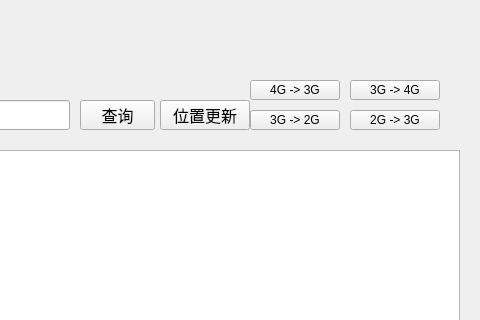
Above: DHLR.ui from winsphinx/DHLR before the change; both pictures show x 320 to 800 and y 0 to 320 of the 800 by 600 pixel window. Below: the same form after it.
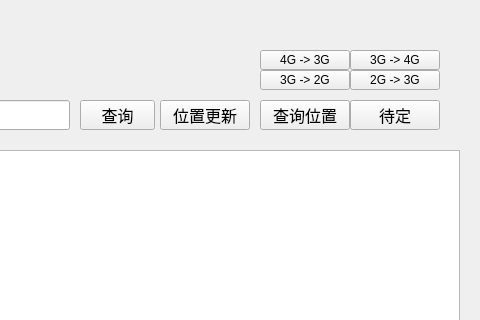
That is the form after the change. Icons and pictures are not drawn.

Commit message: add a function to query

The edit to the form file:
```diff
--- a/DHLR.ui
+++ b/DHLR.ui
@@ -128,8 +128,8 @@
    <widget class="QPushButton" name="btn4to3">
     <property name="geometry">
      <rect>
-      <x>570</x>
-      <y>80</y>
+      <x>580</x>
+      <y>50</y>
       <width>90</width>
       <height>20</height>
      </rect>
@@ -141,8 +141,8 @@
    <widget class="QPushButton" name="btn3to2">
     <property name="geometry">
      <rect>
-      <x>570</x>
-      <y>110</y>
+      <x>580</x>
+      <y>70</y>
       <width>90</width>
       <height>20</height>
      </rect>
@@ -161,7 +161,7 @@
     <property name="geometry">
      <rect>
       <x>670</x>
-      <y>80</y>
+      <y>50</y>
       <width>90</width>
       <height>20</height>
      </rect>
@@ -174,7 +174,7 @@
     <property name="geometry">
      <rect>
       <x>670</x>
-      <y>110</y>
+      <y>70</y>
       <width>90</width>
       <height>20</height>
      </rect>
@@ -183,6 +183,42 @@
      <string>2G -&gt; 3G</string>
     </property>
    </widget>
+   <widget class="QPushButton" name="btnQueryOther">
+    <property name="geometry">
+     <rect>
+      <x>580</x>
+      <y>100</y>
+      <width>90</width>
+      <height>30</height>
+     </rect>
+    </property>
+    <property name="font">
+     <font>
+      <pointsize>12</pointsize>
+     </font>
+    </property>
+    <property name="text">
+     <string>查询位置</string>
+    </property>
+   </widget>
+   <widget class="QPushButton" name="btnNO">
+    <property name="geometry">
+     <rect>
+      <x>670</x>
+      <y>100</y>
+      <width>90</width>
+      <height>30</height>
+     </rect>
+    </property>
+    <property name="font">
+     <font>
+      <pointsize>12</pointsize>
+     </font>
+    </property>
+    <property name="text">
+     <string>待定</string>
+    </property>
+   </widget>
   </widget>
   <widget class="QMenuBar" name="menubar">
    <property name="geometry">
```
The commit also changes 1 other file.
